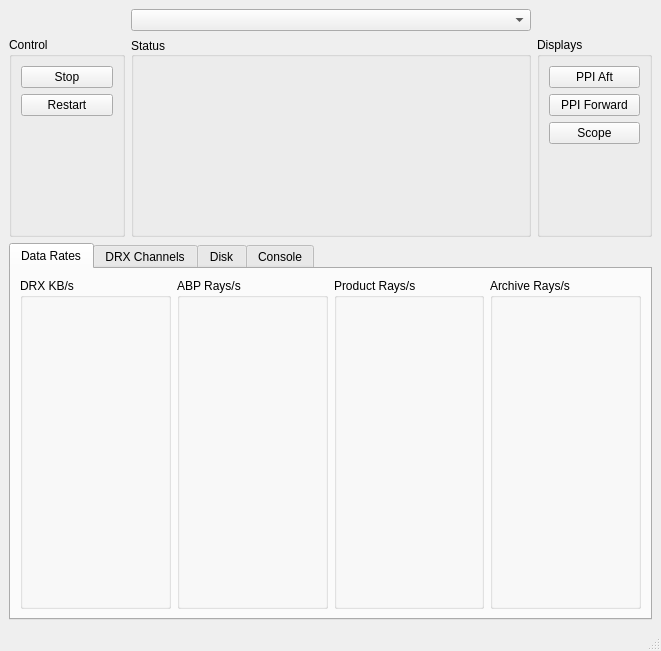
NCAR/eldora_instrument, file src/eldoragui/EldoraMain.ui: the form before one commit.
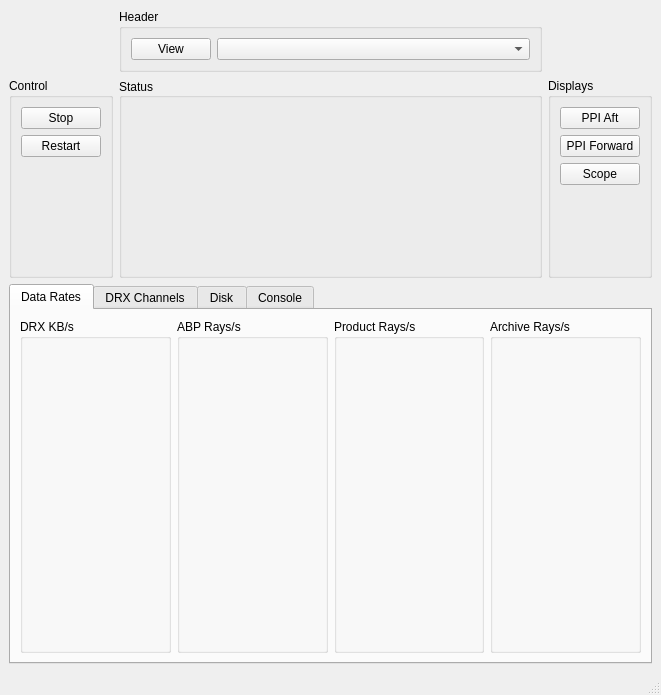
The form after the commit.

Commit message: Add header viewing to the operator interface.

Patch:
```diff
--- a/src/eldoragui/EldoraMain.ui
+++ b/src/eldoragui/EldoraMain.ui
@@ -6,7 +6,7 @@
     <x>0</x>
     <y>0</y>
     <width>661</width>
-    <height>651</height>
+    <height>695</height>
    </rect>
   </property>
   <property name="sizePolicy" >
@@ -36,6 +36,73 @@
       <property name="spacing" >
        <number>6</number>
       </property>
+      <item row="1" column="1" >
+       <widget class="QGroupBox" name="gaugeBox" >
+        <property name="minimumSize" >
+         <size>
+          <width>400</width>
+          <height>200</height>
+         </size>
+        </property>
+        <property name="title" >
+         <string>Status</string>
+        </property>
+        <property name="alignment" >
+         <set>Qt::AlignJustify|Qt::AlignVCenter</set>
+        </property>
+        <property name="flat" >
+         <bool>false</bool>
+        </property>
+       </widget>
+      </item>
+      <item row="0" column="1" >
+       <widget class="QGroupBox" name="groupBox_3" >
+        <property name="title" >
+         <string>Header</string>
+        </property>
+        <layout class="QHBoxLayout" >
+         <property name="margin" >
+          <number>9</number>
+         </property>
+         <property name="spacing" >
+          <number>6</number>
+         </property>
+         <item>
+          <widget class="QPushButton" name="viewHdrBtn" >
+           <property name="sizePolicy" >
+            <sizepolicy>
+             <hsizetype>0</hsizetype>
+             <vsizetype>3</vsizetype>
+             <horstretch>0</horstretch>
+             <verstretch>0</verstretch>
+            </sizepolicy>
+           </property>
+           <property name="minimumSize" >
+            <size>
+             <width>50</width>
+             <height>0</height>
+            </size>
+           </property>
+           <property name="text" >
+            <string>View</string>
+           </property>
+          </widget>
+         </item>
+         <item>
+          <widget class="QComboBox" name="hdrCombo" >
+           <property name="sizePolicy" >
+            <sizepolicy>
+             <hsizetype>3</hsizetype>
+             <vsizetype>3</vsizetype>
+             <horstretch>0</horstretch>
+             <verstretch>0</verstretch>
+            </sizepolicy>
+           </property>
+          </widget>
+         </item>
+        </layout>
+       </widget>
+      </item>
       <item row="1" column="0" >
        <widget class="QGroupBox" name="groupBox_4" >
         <property name="title" >
@@ -157,9 +224,6 @@
         </layout>
        </widget>
       </item>
-      <item row="0" column="1" >
-       <widget class="QComboBox" name="hdrCombo" />
-      </item>
       <item row="0" column="0" >
        <widget class="QLabel" name="label_4" >
         <property name="text" >
@@ -167,25 +231,6 @@
         </property>
        </widget>
       </item>
-      <item row="1" column="1" >
-       <widget class="QGroupBox" name="gaugeBox" >
-        <property name="minimumSize" >
-         <size>
-          <width>400</width>
-          <height>200</height>
-         </size>
-        </property>
-        <property name="title" >
-         <string>Status</string>
-        </property>
-        <property name="alignment" >
-         <set>Qt::AlignJustify|Qt::AlignVCenter</set>
-        </property>
-        <property name="flat" >
-         <bool>false</bool>
-        </property>
-       </widget>
-      </item>
       <item row="0" column="2" >
        <widget class="QLabel" name="label_5" >
         <property name="text" >
```
The commit also changes 5 other files.
